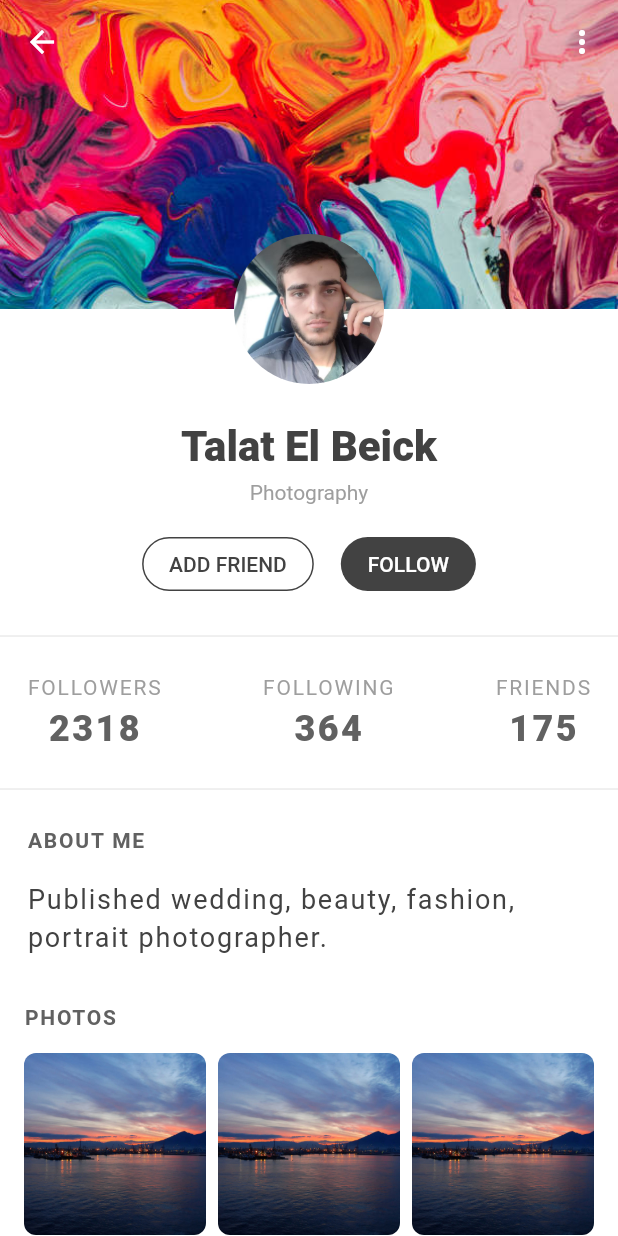
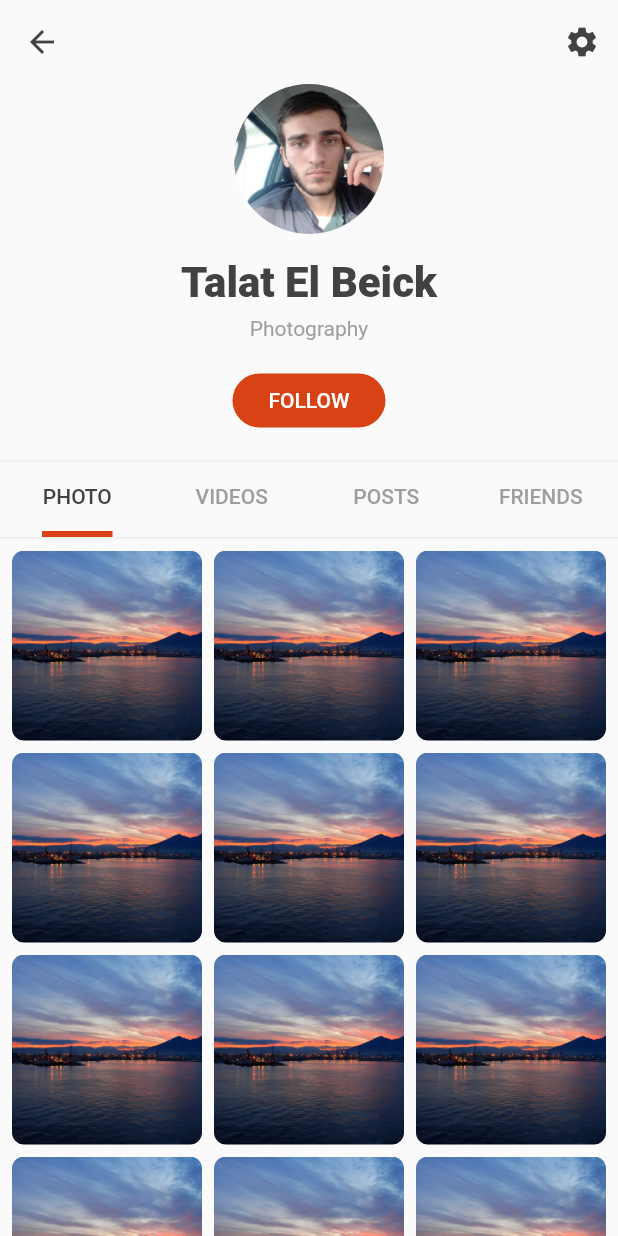
Before and after one commit to elbeicktalat/flutter_ui, a Flutter app: the screen it shows after launch, on a phone screen of 412 x 824 dp. Run offline on Flutter 3.47's test engine with Material 2 defaults, Android fonts, the phone set to English and light mode, and no system bars; missing offline and left inert: flutter_page_view_indicator.

Commit message:
finish profile 8

```diff
--- a/lib/main.dart
+++ b/lib/main.dart
@@ -1,9 +1,5 @@
 import 'package:flutter/material.dart';
-import 'package:flutter_ui/profiles/profile3/profile.dart';
-import 'package:flutter_ui/profiles/profile4/profile_4.dart';
-import 'package:flutter_ui/profiles/profile5/profile_5.dart';
-import 'package:flutter_ui/profiles/profile6/profile_6.dart';
-import 'package:flutter_ui/profiles/profile7/profile_7.dart';
+import 'package:flutter_ui/profiles/profile8/profile_8.dart';
 
 void main() {
   runApp(const MyApp());
@@ -20,7 +16,7 @@ class MyApp extends StatelessWidget {
       theme: ThemeData(
         primarySwatch: Colors.blue,
       ),
-      home: const Profile7(),
+      home: const Profile8(),
     );
   }
 }
--- /dev/null
+++ b/lib/profiles/profile8/profile_8.dart
@@ -0,0 +1,325 @@
+import 'package:flutter/material.dart';
+import 'package:flutter_ui/profiles/profile8/provider.dart';
+import 'package:flutter_ui/profiles/profile8/user.dart';
+
+class Profile8 extends StatefulWidget {
+  const Profile8({Key? key}) : super(key: key);
+
+  @override
+  _Profile8State createState() => _Profile8State();
+}
+
+class _Profile8State extends State<Profile8> with TickerProviderStateMixin {
+  final Profile _profile = Provider.profile();
+  final Provider _provider = Provider();
+  late TabController _tabController;
+
+  @override
+  void initState() {
+    super.initState();
+    _tabController = TabController(initialIndex: 0, length: 4, vsync: this);
+  }
+
+  @override
+  Widget build(BuildContext context) {
+    return Scaffold(
+      appBar: AppBar(
+        backgroundColor: Colors.transparent,
+        elevation: 0.0,
+        leading: IconButton(
+          onPressed: () {},
+          icon: const Icon(Icons.arrow_back),
+          color: Colors.grey[800],
+        ),
+        actions: [
+          IconButton(
+            onPressed: () {},
+            icon: const Icon(Icons.settings),
+            color: Colors.grey[800],
+          ),
+        ],
+      ),
+      body: _bodyContainer(context),
+    );
+  }
+
+  Widget _bodyContainer(BuildContext context) {
+    return Column(
+      mainAxisAlignment: MainAxisAlignment.spaceBetween,
+      crossAxisAlignment: CrossAxisAlignment.center,
+      children: [
+        _header(context),
+        _tabBarContent(context),
+      ],
+    );
+  }
+
+  Widget _header(BuildContext context) {
+    return Column(
+      mainAxisAlignment: MainAxisAlignment.center,
+      crossAxisAlignment: CrossAxisAlignment.center,
+      children: [
+        _profileImage(context),
+        const SizedBox(height: 16.0),
+        ..._profileText(),
+        const SizedBox(height: 16.0),
+        _followButton(),
+        const SizedBox(height: 16.0),
+      ],
+    );
+  }
+
+  Widget _profileImage(BuildContext context) {
+    return Align(
+      alignment: Alignment.topCenter,
+      child: Container(
+        width: 100,
+        height: 100,
+        decoration: const BoxDecoration(
+          shape: BoxShape.circle,
+          image: DecorationImage(
+            image: ExactAssetImage('assets/images/profiles/me.jpg'),
+          ),
+        ),
+      ),
+    );
+  }
+
+  List<Widget> _profileText() {
+    return [
+      Text(
+        _profile.user!.name!,
+        style: TextStyle(
+          fontWeight: FontWeight.w900,
+          fontSize: 28.0,
+          color: Colors.grey[800],
+        ),
+      ),
+      const SizedBox(height: 6.0),
+      Text(
+        _profile.user!.profession!,
+        style: const TextStyle(color: Colors.grey),
+      ),
+    ];
+  }
+
+  Widget _followButton() {
+    return TextButton(
+      onPressed: () {},
+      child: const Text(
+        'FOLLOW',
+        style: TextStyle(color: Colors.white),
+      ),
+      style: ButtonStyle(
+        backgroundColor: MaterialStateProperty.all(Colors.deepOrange[800]),
+        shape: MaterialStateProperty.all(
+          RoundedRectangleBorder(
+            borderRadius: BorderRadius.circular(18.0),
+          ),
+        ),
+        padding: MaterialStateProperty.all(
+          const EdgeInsets.symmetric(horizontal: 24.0),
+        ),
+      ),
+    );
+  }
+
+  Widget _tabBarContent(BuildContext context) {
+    return Flexible(
+      child: Column(
+        children: [
+          Container(
+            decoration: BoxDecoration(
+              border: Border.symmetric(
+                horizontal: BorderSide(width: 1.0, color: Colors.grey.shade200),
+              ),
+            ),
+            child: TabBar(
+              controller: _tabController,
+              labelColor: Colors.grey[800],
+              unselectedLabelColor: Colors.grey,
+              indicatorWeight: 4.0,
+              indicatorPadding: const EdgeInsets.symmetric(horizontal: 28.0),
+              indicatorColor: Colors.deepOrange[800],
+              tabs: const [
+                Tab(
+                  text: 'PHOTO',
+                ),
+                Tab(
+                  text: 'VIDEOS',
+                ),
+                Tab(
+                  text: 'POSTS',
+                ),
+                Tab(
+                  text: 'FRIENDS',
+                ),
+              ],
+            ),
+          ),
+          Flexible(
+            child: TabBarView(
+              controller: _tabController,
+              children: [
+                _photos(context),
+                _videos(context),
+                _posts(context),
+                _friends(context),
+              ],
+            ),
+          ),
+        ],
+      ),
+    );
+  }
+
+  Widget _photos(BuildContext context) {
+    return GridView.count(
+      padding: const EdgeInsets.all(8.0),
+      crossAxisCount: 3,
+      crossAxisSpacing: 8.0,
+      mainAxisSpacing: 8.0,
+      children: _provider.photos().map((photo) {
+        return Container(
+          decoration: BoxDecoration(
+            image: DecorationImage(
+              fit: BoxFit.cover,
+              image: ExactAssetImage(photo),
+            ),
+            borderRadius: BorderRadius.circular(8.0),
+          ),
+        );
+      }).toList(),
+    );
+  }
+
+  Widget _videos(BuildContext context) {
+    return GridView.count(
+      padding: const EdgeInsets.all(8.0),
+      crossAxisCount: 3,
+      crossAxisSpacing: 8.0,
+      mainAxisSpacing: 8.0,
+      children: _provider.videos().map((video) {
+        return Container(
+          decoration: BoxDecoration(
+            image: DecorationImage(
+              fit: BoxFit.cover,
+              image: ExactAssetImage(video),
+            ),
+            borderRadius: BorderRadius.circular(8.0),
+          ),
+        );
+      }).toList(),
+    );
+  }
+
+  Widget _posts(BuildContext context) {
+    return GridView.count(
+      padding: const EdgeInsets.all(8.0),
+      crossAxisCount: 3,
+      crossAxisSpacing: 8.0,
+      mainAxisSpacing: 8.0,
+      children: _provider.posts().map((post) {
+        return Container(
+          decoration: BoxDecoration(
+            image: DecorationImage(
+              fit: BoxFit.cover,
+              image: ExactAssetImage(post),
+            ),
+            borderRadius: BorderRadius.circular(8.0),
+          ),
+        );
+      }).toList(),
+    );
+  }
+
+  Widget _friends(BuildContext context) {
+    return Column(
+      children: [
+        _statistic(),
+        const Divider(),
+        Expanded(
+          child: GridView.count(
+            padding: const EdgeInsets.all(8.0),
+            crossAxisCount: 3,
+            crossAxisSpacing: 8.0,
+            mainAxisSpacing: 8.0,
+            children: _provider.friends().map((friend) {
+              return Container(
+                decoration: BoxDecoration(
+                  image: DecorationImage(
+                    fit: BoxFit.cover,
+                    image: ExactAssetImage(friend),
+                  ),
+                  borderRadius: BorderRadius.circular(8.0),
+                ),
+              );
+            }).toList(),
+          ),
+        ),
+      ],
+    );
+  }
+
+  Widget _statistic() {
+    const TextStyle _titleStyle = TextStyle(
+      fontSize: 14,
+      color: Colors.grey,
+      letterSpacing: 1.2,
+    );
+
+    final TextStyle _subTitleStyle = TextStyle(
+      color: Colors.grey[700],
+      fontSize: 24,
+      fontWeight: FontWeight.w900,
+      letterSpacing: 1.6,
+    );
+    return Padding(
+      padding: const EdgeInsets.all(18.0),
+      child: Row(
+        mainAxisAlignment: MainAxisAlignment.spaceBetween,
+        children: [
+          Column(
+            children: [
+              const Text(
+                'FOLLOWERS',
+                style: _titleStyle,
+              ),
+              const SizedBox(height: 6),
+              Text(
+                _profile.followers.toString(),
+                style: _subTitleStyle,
+              ),
+            ],
+          ),
+          Column(
+            children: [
+              const Text(
+                'FOLLOWING',
+                style: _titleStyle,
+              ),
+              const SizedBox(height: 6),
+              Text(
+                _profile.following.toString(),
+                style: _subTitleStyle,
+              ),
+            ],
+          ),
+          Column(
+            children: [
+              const Text(
+                'FRIENDS',
+                style: _titleStyle,
+              ),
+              const SizedBox(height: 6),
+              Text(
+                _profile.friends.toString(),
+                style: _subTitleStyle,
+              ),
+            ],
+          )
+        ],
+      ),
+    );
+  }
+}
--- /dev/null
+++ b/lib/profiles/profile8/provider.dart
@@ -0,0 +1,39 @@
+import 'package:flutter_ui/profiles/profile8/user.dart';
+
+class Provider {
+  static Profile profile() {
+    return Profile(
+      user: User(
+        name: 'Talat El Beick',
+        profession: 'Photography',
+      ),
+      followers: 2318,
+      following: 364,
+      friends: 175,
+    );
+  }
+
+  List<String> photos() {
+    return List.generate(15, (index) {
+      return 'assets/images/profiles/profile_1.jpg';
+    });
+  }
+
+  List<String> videos() {
+    return List.generate(15, (index) {
+      return 'assets/images/profiles/profile_4.jpg';
+    });
+  }
+
+  List<String> posts() {
+    return List.generate(15, (index) {
+      return 'assets/images/profiles/profile_7.jpg';
+    });
+  }
+
+  List<String> friends() {
+    return List.generate(15, (index) {
+      return 'assets/images/profiles/me.jpg';
+    });
+  }
+}
--- /dev/null
+++ b/lib/profiles/profile8/user.dart
@@ -0,0 +1,20 @@
+class User {
+  String? name, about, profession;
+
+  User({
+    this.name,
+    this.profession,
+  });
+}
+
+class Profile {
+  User? user;
+  int? followers, following, friends;
+
+  Profile({
+    this.user,
+    this.followers,
+    this.following,
+    this.friends,
+  });
+}
```
Also changed, not shown: doc/readme/profiles/profile_8.png (added), 1 other file.
